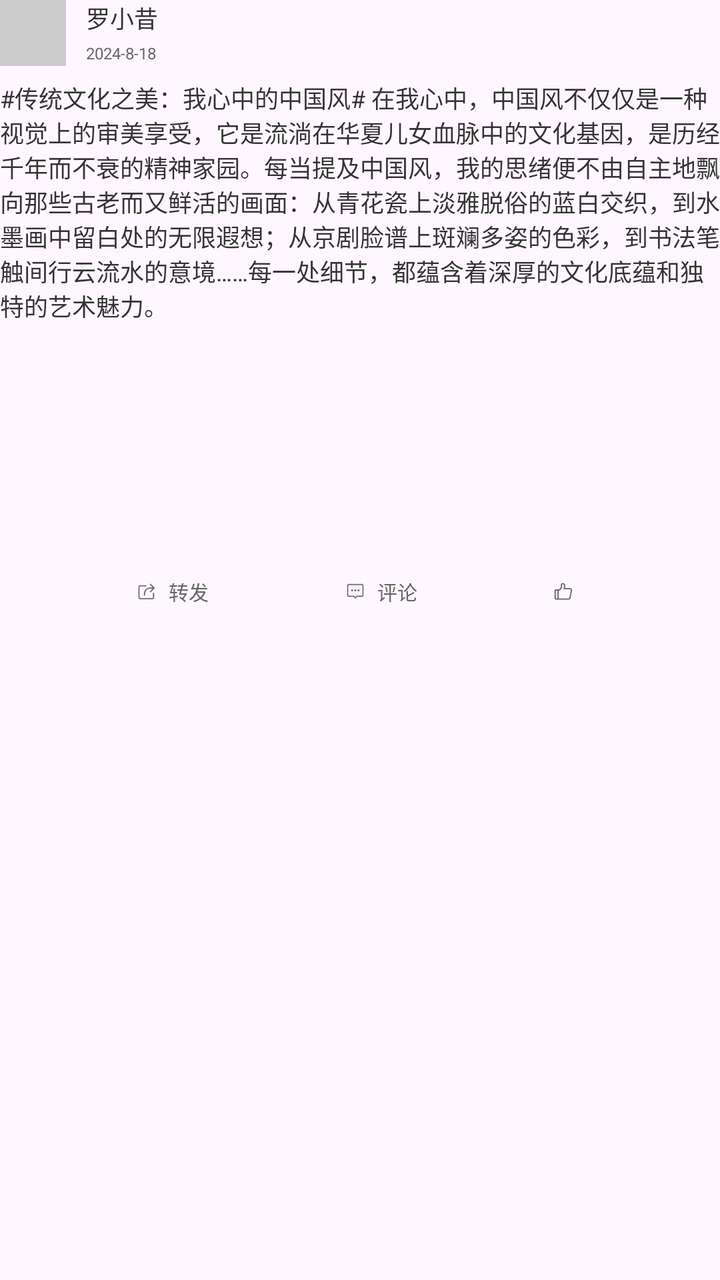
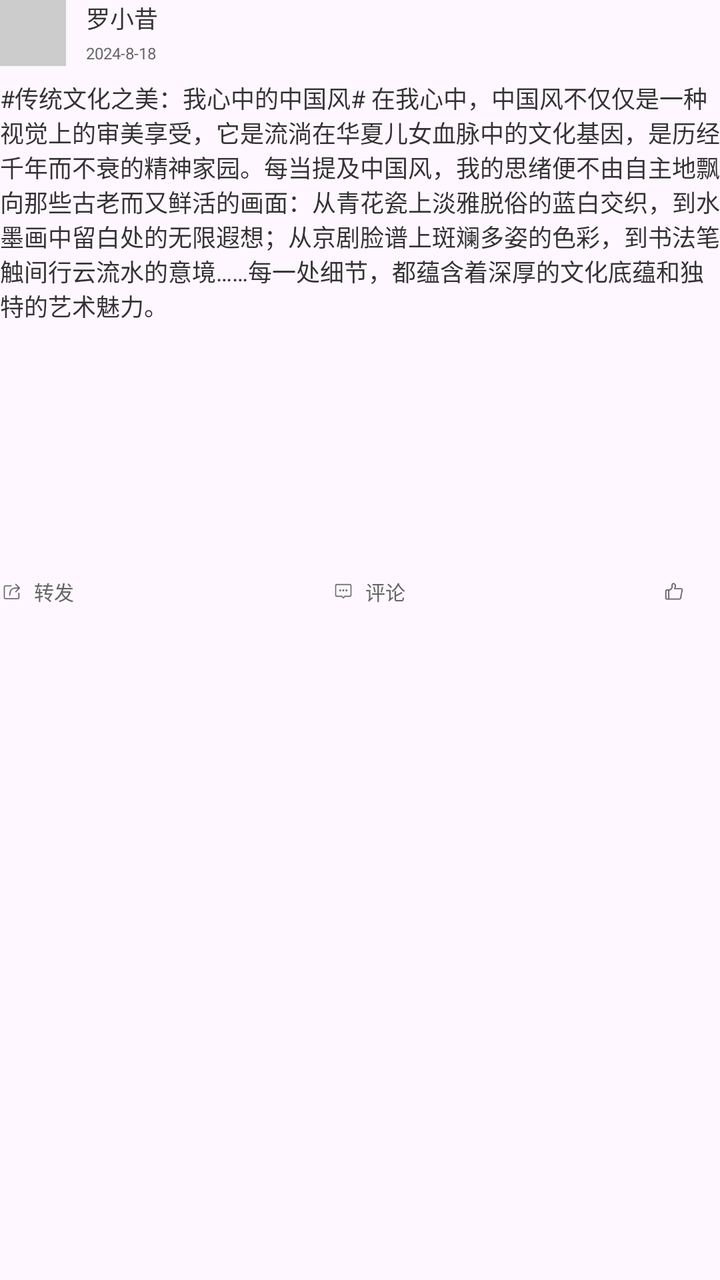

An Android layout rendered at two revisions. The XML below is the earlier revision; the diff shows what the commit changed to produce the second picture.
<!-- AndroidManifest.xml: application theme Theme.AIDraw -->
<!-- res/layout/list_item_topic.xml -->
<?xml version="1.0" encoding="utf-8"?>

<androidx.constraintlayout.widget.ConstraintLayout xmlns:android="http://schemas.android.com/apk/res/android"
    xmlns:app="http://schemas.android.com/apk/res-auto"
    xmlns:tools="http://schemas.android.com/tools"
    android:layout_marginTop="5dp"
    android:layout_marginBottom="5dp"
    android:layout_marginLeft="10dp"
    android:layout_marginRight="10dp"
    android:layout_width="match_parent"
    android:layout_height="wrap_content">

    <ImageView
        android:id="@+id/imageView"
        android:layout_width="33dp"
        android:layout_height="33dp"
        android:background="#FFCCCCCC"
        app:layout_constraintTop_toTopOf="parent"
        app:layout_constraintStart_toStartOf="parent"/>

    <TextView
        android:id="@+id/name"
        android:layout_width="wrap_content"
        android:layout_height="wrap_content"
        android:textColor="#FF333333"
        android:textSize="12sp"
        android:text="罗小昔"
        android:layout_marginLeft="10dp"
        app:layout_constraintStart_toEndOf="@+id/imageView"
        app:layout_constraintTop_toTopOf="@+id/imageView"/>

    <TextView
        android:id="@+id/time"
        android:layout_width="wrap_content"
        android:layout_height="wrap_content"
        android:textColor="#FF666666"
        android:textSize="8sp"
        android:text="2024-8-18"
        android:layout_marginLeft="10dp"
        android:layout_marginBottom="1dp"
        app:layout_constraintStart_toEndOf="@+id/imageView"
        app:layout_constraintBottom_toBottomOf="@+id/imageView"/>

    <TextView
        android:id="@+id/textView"
        android:layout_width="match_parent"
        android:layout_height="wrap_content"
        android:textColor="#FF333333"
        android:textSize="12sp"
        android:text="#传统文化之美：我心中的中国风# 在我心中，中国风不仅仅是一种视觉上的审美享受，它是流淌在华夏儿女血脉中的文化基因，是历经千年而不衰的精神家园。每当提及中国风，我的思绪便不由自主地飘向那些古老而又鲜活的画面：从青花瓷上淡雅脱俗的蓝白交织，到水墨画中留白处的无限遐想；从京剧脸谱上斑斓多姿的色彩，到书法笔触间行云流水的意境……每一处细节，都蕴含着深厚的文化底蕴和独特的艺术魅力。"
        android:layout_marginTop="7dp"
        app:layout_constraintTop_toBottomOf="@+id/imageView"
        app:layout_constraintStart_toStartOf="@+id/imageView"/>

    <ImageView
        android:id="@+id/imageView_1"
        android:layout_width="wrap_content"
        android:layout_height="102dp"
        android:scaleType="fitXY"
        android:layout_marginTop="10dp"
        app:layout_constraintEnd_toEndOf="parent"
        app:layout_constraintStart_toStartOf="parent"
        app:layout_constraintTop_toBottomOf="@+id/textView" />

    <LinearLayout
        android:id="@+id/linearLayout_1"
        android:layout_width="wrap_content"
        android:layout_height="wrap_content"
        android:layout_marginTop="15dp"
        app:layout_constraintTop_toBottomOf="@+id/imageView_1"
        app:layout_constraintStart_toStartOf="parent"
        app:layout_constraintHorizontal_bias="0.5"
        app:layout_constraintEnd_toStartOf="@+id/linearLayout_2"
        android:orientation="horizontal">

        <ImageView
            android:layout_width="12dp"
            android:layout_height="10dp"
            android:layout_gravity="center"
            android:src="@drawable/topic_forward"/>

        <TextView
            android:layout_width="wrap_content"
            android:layout_height="wrap_content"
            android:layout_gravity="center"
            android:layout_marginLeft="5dp"
            android:textColor="#FF666666"
            android:textSize="10sp"
            android:text="转发"/>
    </LinearLayout>

    <LinearLayout
        android:id="@+id/linearLayout_2"
        android:layout_width="wrap_content"
        android:layout_height="wrap_content"
        app:layout_constraintStart_toEndOf="@id/linearLayout_1"
        app:layout_constraintHorizontal_bias="0.5"
        app:layout_constraintEnd_toStartOf="@+id/linearLayout_3"
        app:layout_constraintTop_toTopOf="@id/linearLayout_1"
        app:layout_constraintBottom_toBottomOf="@+id/linearLayout_1"
        android:orientation="horizontal">

        <ImageView
            android:layout_width="12dp"
            android:layout_height="10dp"
            android:layout_gravity="center"
            android:src="@drawable/topic_comment"/>

        <TextView
            android:layout_width="wrap_content"
            android:layout_height="wrap_content"
            android:layout_gravity="center"
            android:layout_marginLeft="5dp"
            android:textColor="#FF666666"
            android:textSize="10sp"
            android:text="评论"/>
    </LinearLayout>

    <LinearLayout
        android:id="@+id/linearLayout_3"
        android:layout_width="wrap_content"
        android:layout_height="wrap_content"
        app:layout_constraintStart_toEndOf="@id/linearLayout_2"
        app:layout_constraintHorizontal_bias="0.5"
        app:layout_constraintEnd_toEndOf="parent"
        app:layout_constraintTop_toTopOf="@+id/linearLayout_1"
        app:layout_constraintBottom_toBottomOf="@+id/linearLayout_1"
        android:orientation="horizontal">

        <ImageView
            android:id="@+id/topic_thumb"
            android:layout_width="12dp"
            android:layout_height="10dp"
            android:layout_gravity="center"
            android:src="@drawable/topic_thumb_grey"/>

        <TextView
            android:id="@+id/topic_star"
            android:layout_width="wrap_content"
            android:layout_height="wrap_content"
            android:layout_gravity="center"
            android:layout_marginLeft="5dp"
            android:textColor="#FF666666"
            android:textSize="10sp"/>
    </LinearLayout>

    <androidx.cardview.widget.CardView
        android:layout_width="match_parent"
        android:layout_height="wrap_content"
        app:cardCornerRadius="8dp"
        android:layout_marginTop="5dp"
        app:layout_constraintTop_toBottomOf="@+id/linearLayout_3"
        app:layout_constraintBottom_toBottomOf="parent">

        <androidx.constraintlayout.widget.ConstraintLayout
            android:id="@+id/constraintLayout"
            android:layout_width="match_parent"
            android:layout_height="match_parent"
            android:visibility="gone">

            <EditText
                android:id="@+id/editText"
                android:layout_width="match_parent"
                android:layout_height="wrap_content"
                android:minHeight="40dp"
                android:textColor="#FFC7C7C7"
                android:textSize="12sp"
                android:paddingBottom="20dp"
                android:gravity="top"
                app:layout_constraintTop_toTopOf="parent"
                app:layout_constraintBottom_toBottomOf="parent"/>

            <TextView
                android:id="@+id/send"
                android:layout_width="wrap_content"
                android:layout_height="wrap_content"
                android:background="@drawable/point_2"
                android:paddingLeft="8dp"
                android:paddingRight="8dp"
                android:paddingTop="2dp"
                android:paddingBottom="2dp"
                android:textColor="#FFFFFFFF"
                android:textSize="10sp"
                android:text="发送"
                app:layout_constraintBottom_toBottomOf="@+id/editText"
                app:layout_constraintEnd_toEndOf="@+id/editText"/>
        </androidx.constraintlayout.widget.ConstraintLayout>
    </androidx.cardview.widget.CardView>
</androidx.constraintlayout.widget.ConstraintLayout>
<!-- resources referenced by this layout -->
<resources>
  <!-- drawable point_2 (drawable) -->
  <?xml version="1.0" encoding="utf-8"?>
  
  <shape xmlns:android="http://schemas.android.com/apk/res/android">
  
      <solid
          android:color="#FF7E64FD"/>
  
      <corners
          android:bottomLeftRadius="39dp"
          android:bottomRightRadius="39dp"
          android:topLeftRadius="39dp"
          android:topRightRadius="39dp"/>
  </shape>
  <!-- drawable topic_comment: png bitmap (drawable, 724 bytes) -->
  <!-- drawable topic_forward: png bitmap (drawable, 768 bytes) -->
  <!-- drawable topic_thumb_grey: png bitmap (drawable, 840 bytes) -->
  <style name="Theme.AIDraw" parent="Base.Theme.AIDraw" />
  <style name="Base.Theme.AIDraw" parent="Theme.Material3.DayNight.NoActionBar">
          
          
      </style>
</resources>

<!-- the commit's change to res/layout/list_item_topic.xml (unified diff, before → after) -->
@@ -68,9 +68,7 @@
         android:layout_height="wrap_content"
         android:layout_marginTop="15dp"
         app:layout_constraintTop_toBottomOf="@+id/imageView_1"
-        app:layout_constraintStart_toStartOf="parent"
-        app:layout_constraintHorizontal_bias="0.5"
-        app:layout_constraintEnd_toStartOf="@+id/linearLayout_2"
+        app:layout_constraintStart_toStartOf="@+id/imageView"
         android:orientation="horizontal">
 
         <ImageView
@@ -94,7 +92,6 @@
         android:layout_width="wrap_content"
         android:layout_height="wrap_content"
         app:layout_constraintStart_toEndOf="@id/linearLayout_1"
-        app:layout_constraintHorizontal_bias="0.5"
         app:layout_constraintEnd_toStartOf="@+id/linearLayout_3"
         app:layout_constraintTop_toTopOf="@id/linearLayout_1"
         app:layout_constraintBottom_toBottomOf="@+id/linearLayout_1"
@@ -120,8 +117,7 @@
         android:id="@+id/linearLayout_3"
         android:layout_width="wrap_content"
         android:layout_height="wrap_content"
-        app:layout_constraintStart_toEndOf="@id/linearLayout_2"
-        app:layout_constraintHorizontal_bias="0.5"
+        android:layout_marginRight="12dp"
         app:layout_constraintEnd_toEndOf="parent"
         app:layout_constraintTop_toTopOf="@+id/linearLayout_1"
         app:layout_constraintBottom_toBottomOf="@+id/linearLayout_1"
